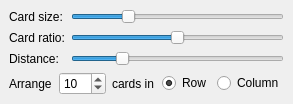
First picture: the form in src/bin/scenarist-desktop/UserInterfaceLayer/Scenario/ScenarioCards/CardsResizer.ui, repository dimkanovikov/KITScenarist, before the edit.
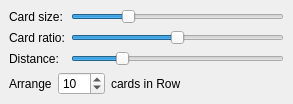
Second picture: the form after the edit.

Commit message: Fixed bug with title characters escaping refs #127

```diff
--- a/src/bin/scenarist-desktop/UserInterfaceLayer/Scenario/ScenarioCards/CardsResizer.ui
+++ b/src/bin/scenarist-desktop/UserInterfaceLayer/Scenario/ScenarioCards/CardsResizer.ui
@@ -77,26 +77,22 @@
      <item>
       <widget class="QLabel" name="label_4">
        <property name="text">
-        <string>cards in</string>
+        <string>cards in Row</string>
        </property>
       </widget>
      </item>
      <item>
-      <widget class="QRadioButton" name="cardsInRow">
-       <property name="text">
-        <string>Row</string>
+      <spacer name="horizontalSpacer">
+       <property name="orientation">
+        <enum>Qt::Horizontal</enum>
        </property>
-       <property name="checked">
-        <bool>true</bool>
+       <property name="sizeHint" stdset="0">
+        <size>
+         <width>40</width>
+         <height>20</height>
+        </size>
        </property>
-      </widget>
-     </item>
-     <item>
-      <widget class="QRadioButton" name="cardsInColumn">
-       <property name="text">
-        <string>Column</string>
-       </property>
-      </widget>
+      </spacer>
      </item>
     </layout>
    </item>
```
The commit also changes 2 other files.
